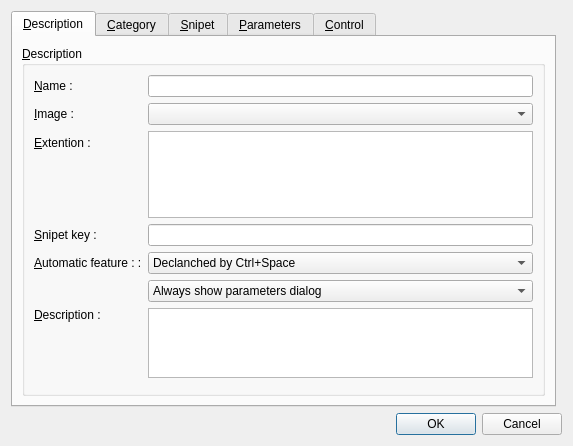
This is framework/snipets/snipetpropertydlg.ui in phoenix741/xinx as Qt 5 draws it before an edit. The edited form follows.
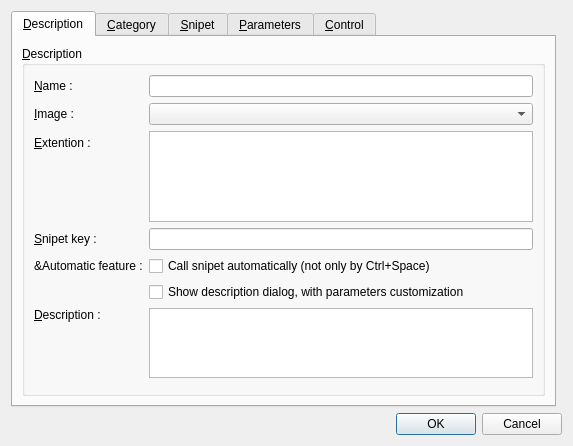
This is the edited form. Icons and pictures are not drawn. Custom widgets are drawn as their Qt base class.

Commit message: Now we can change extentions :D

```diff
--- a/framework/snipets/snipetpropertydlg.ui
+++ b/framework/snipets/snipetpropertydlg.ui
@@ -37,6 +37,9 @@
           <string>&amp;Description</string>
          </property>
          <layout class="QFormLayout" name="formLayout">
+          <property name="fieldGrowthPolicy">
+           <enum>QFormLayout::AllNonFixedFieldsGrow</enum>
+          </property>
           <item row="0" column="0">
            <widget class="QLabel" name="label">
             <property name="text">
@@ -77,9 +80,6 @@
             </property>
            </widget>
           </item>
-          <item row="2" column="1">
-           <widget class="QListWidget" name="m_extentionListWidget"/>
-          </item>
           <item row="3" column="0">
            <widget class="QLabel" name="label_5">
             <property name="text">
@@ -97,31 +97,28 @@
             </property>
            </widget>
           </item>
-          <item row="4" column="0">
+          <item row="5" column="0">
            <widget class="QLabel" name="label_4">
             <property name="text">
-             <string>&amp;Automatic feature : :</string>
+             <string>&amp;Automatic feature :</string>
             </property>
-            <property name="buddy">
-             <cstring>m_autoComboBox</cstring>
+           </widget>
+          </item>
+          <item row="5" column="1">
+           <widget class="QCheckBox" name="m_autoChk">
+            <property name="text">
+             <string>Call snipet automatically (not only by Ctrl+Space)</string>
             </property>
            </widget>
           </item>
-          <item row="4" column="1">
-           <widget class="QComboBox" name="m_autoComboBox">
-            <item>
-             <property name="text">
-              <string>Declanched by Ctrl+Space</string>
-             </property>
-            </item>
-            <item>
-             <property name="text">
-              <string>Declanched automatically</string>
-             </property>
-            </item>
+          <item row="6" column="1">
+           <widget class="QCheckBox" name="m_dialogChk">
+            <property name="text">
+             <string>Show description dialog, with parameters customization</string>
+            </property>
            </widget>
           </item>
-          <item row="6" column="0">
+          <item row="7" column="0">
            <widget class="QLabel" name="label_3">
             <property name="text">
              <string>&amp;Description :</string>
@@ -134,7 +131,7 @@
             </property>
            </widget>
           </item>
-          <item row="6" column="1">
+          <item row="7" column="1">
            <widget class="QPlainTextEdit" name="m_descriptionTextEdit">
             <property name="sizePolicy">
              <sizepolicy hsizetype="Expanding" vsizetype="Maximum">
@@ -153,7 +150,7 @@
             </property>
            </widget>
           </item>
-          <item row="7" column="1">
+          <item row="8" column="1">
            <spacer name="verticalSpacer">
             <property name="orientation">
              <enum>Qt::Vertical</enum>
@@ -166,18 +163,11 @@
             </property>
            </spacer>
           </item>
-          <item row="5" column="1">
-           <widget class="QComboBox" name="m_dialogComboBox">
-            <item>
-             <property name="text">
-              <string>Always show parameters dialog</string>
-             </property>
-            </item>
-            <item>
-             <property name="text">
-              <string>Never show parameters dialog</string>
-             </property>
-            </item>
+          <item row="2" column="1">
+           <widget class="QListWidget" name="m_extentionListWidget">
+            <property name="selectionMode">
+             <enum>QAbstractItemView::ExtendedSelection</enum>
+            </property>
            </widget>
           </item>
          </layout>
@@ -290,7 +280,14 @@
          </property>
          <layout class="QGridLayout" name="gridLayout_7">
           <item row="0" column="0">
-           <widget class="QTableView" name="m_parameterTable"/>
+           <widget class="QTableView" name="m_parameterTable">
+            <attribute name="horizontalHeaderStretchLastSection">
+             <bool>true</bool>
+            </attribute>
+            <attribute name="horizontalHeaderStretchLastSection">
+             <bool>true</bool>
+            </attribute>
+           </widget>
           </item>
          </layout>
         </widget>
```
The commit also changes 2 other files.
